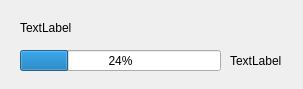
This is src/progressdialog.ui in benjbaron/LocationAllocation as Qt 5 draws it before an edit. The edited form follows.
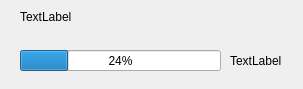
This is the edited form.

```diff
--- a/src/progressdialog.ui
+++ b/src/progressdialog.ui
@@ -30,14 +30,17 @@
    <property name="geometry">
     <rect>
      <x>20</x>
-     <y>20</y>
+     <y>10</y>
      <width>271</width>
-     <height>16</height>
+     <height>41</height>
     </rect>
    </property>
    <property name="text">
     <string>TextLabel</string>
    </property>
+   <property name="alignment">
+    <set>Qt::AlignLeading|Qt::AlignLeft|Qt::AlignTop</set>
+   </property>
   </widget>
   <widget class="QLabel" name="labelProgressBar">
    <property name="geometry">
```
